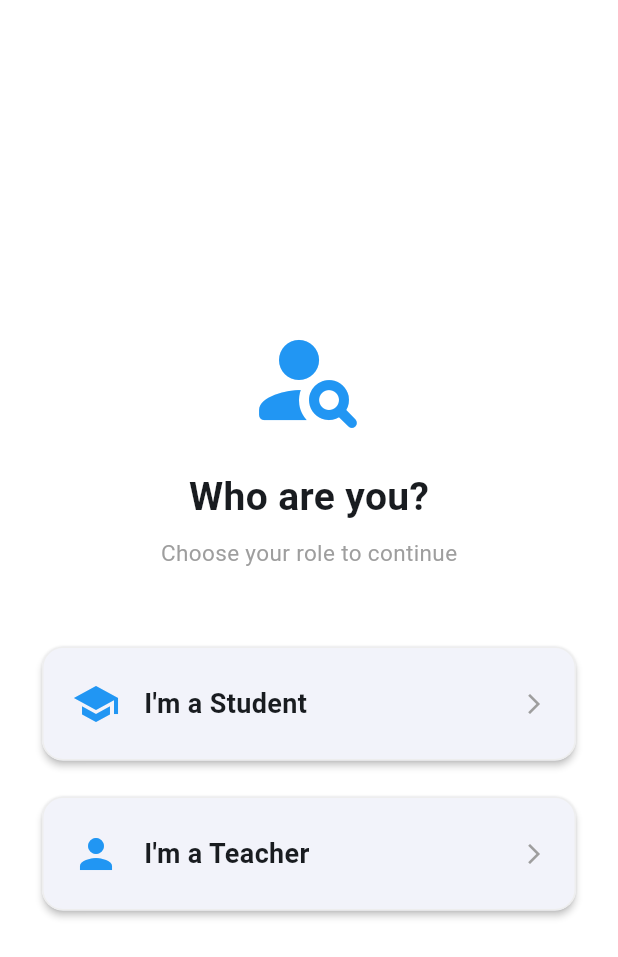
After one commit to vikashraj31/smart_attendance_app, a Flutter app: the RoleSelectionScreen screen opened directly, on a phone screen of 412 x 824 dp. The commit adds this screen. Shown: the top 957 px of the screen. Run offline on Flutter 3.47's test engine with Material 3 defaults, Android fonts, the phone set to English and light mode, and no system bars; our stand-ins replace firebase_auth, firebase_core, google_sign_in; missing offline and left inert: mobile_scanner; accounts and stored records are empty.

Commit message:
feat: add Google Sign-In, role selection, and QR scanner flow
- Configure Firebase Auth (Google Sign-In v7) with SHA-1 + serverClientId
- Add Login -> Role Selection -> Dashboard navigation flow
- Simplify Student Dashboard to a single Scan QR action
- Add live camera QR scanner (mobile_scanner, no gallery import)
- Fix Gradle/JDK 17 + Kotlin incremental build issues on Windows

```diff
--- /dev/null
+++ b/lib/screens/role_selection_screen.dart
@@ -0,0 +1,118 @@
+import 'package:flutter/material.dart';
+
+import '../dashboards/student_dashboard.dart';
+import '../dashboards/teacher_dashboard.dart';
+
+class RoleSelectionScreen extends StatelessWidget {
+  const RoleSelectionScreen({super.key});
+
+  @override
+  Widget build(BuildContext context) {
+    return Scaffold(
+      backgroundColor: Colors.white,
+      body: SafeArea(
+        child: Padding(
+          padding: const EdgeInsets.all(24),
+          child: Column(
+            mainAxisAlignment: MainAxisAlignment.center,
+            children: [
+              const Icon(
+                Icons.person_search_rounded,
+                size: 80,
+                color: Colors.blue,
+              ),
+              const SizedBox(height: 20),
+              const Text(
+                "Who are you?",
+                style: TextStyle(
+                  fontSize: 26,
+                  fontWeight: FontWeight.bold,
+                ),
+              ),
+              const SizedBox(height: 8),
+              const Text(
+                "Choose your role to continue",
+                style: TextStyle(
+                  fontSize: 15,
+                  color: Colors.grey,
+                ),
+              ),
+              const SizedBox(height: 48),
+              _RoleCard(
+                icon: Icons.school,
+                label: "I'm a Student",
+                onTap: () {
+                  Navigator.of(context).pushReplacement(
+                    MaterialPageRoute(
+                      builder: (context) => const StudentDashboard(),
+                    ),
+                  );
+                },
+              ),
+              const SizedBox(height: 16),
+              _RoleCard(
+                icon: Icons.person,
+                label: "I'm a Teacher",
+                onTap: () {
+                  Navigator.of(context).pushReplacement(
+                    MaterialPageRoute(
+                      builder: (context) => const TeacherDashboard(),
+                    ),
+                  );
+                },
+              ),
+            ],
+          ),
+        ),
+      ),
+    );
+  }
+}
+
+class _RoleCard extends StatelessWidget {
+  const _RoleCard({
+    required this.icon,
+    required this.label,
+    required this.onTap,
+  });
+
+  final IconData icon;
+  final String label;
+  final VoidCallback onTap;
+
+  @override
+  Widget build(BuildContext context) {
+    return SizedBox(
+      width: double.infinity,
+      child: Card(
+        elevation: 2,
+        shape: RoundedRectangleBorder(
+          borderRadius: BorderRadius.circular(14),
+          side: BorderSide(color: Colors.grey.shade200),
+        ),
+        child: InkWell(
+          borderRadius: BorderRadius.circular(14),
+          onTap: onTap,
+          child: Padding(
+            padding: const EdgeInsets.symmetric(vertical: 22, horizontal: 20),
+            child: Row(
+              children: [
+                Icon(icon, size: 32, color: Colors.blue),
+                const SizedBox(width: 16),
+                Text(
+                  label,
+                  style: const TextStyle(
+                    fontSize: 18,
+                    fontWeight: FontWeight.w600,
+                  ),
+                ),
+                const Spacer(),
+                const Icon(Icons.arrow_forward_ios, size: 16, color: Colors.grey),
+              ],
+            ),
+          ),
+        ),
+      ),
+    );
+  }
+}
--- a/pubspec.yaml
+++ b/pubspec.yaml
@@ -34,6 +34,11 @@ dependencies:
   # The following adds the Cupertino Icons font to your application.
   # Use with the CupertinoIcons class for iOS style icons.
   cupertino_icons: ^1.0.8
+  firebase_core: ^3.6.0
+  firebase_auth: ^5.3.1
+  cloud_firestore: ^5.4.4
+  google_sign_in: ^7.1.0
+  mobile_scanner: ^6.0.2
 
 dev_dependencies:
   flutter_test:
```
Also changed, not shown: lib/dashboards/qr_scanner_screen.dart (added, +109 -0 lines), lib/dashboards/student_dashboard.dart (added, +65 -0 lines), lib/dashboards/teacher_dashboard.dart (added, +28 -0 lines), lib/main.dart (+19 -2 lines), lib/screens/login_screen.dart (+95 -30 lines), lib/services/auth_service.dart (added, +49 -0 lines), firebase.json, lib/firebase_options.dart (added), pubspec.lock, 6 other files.
